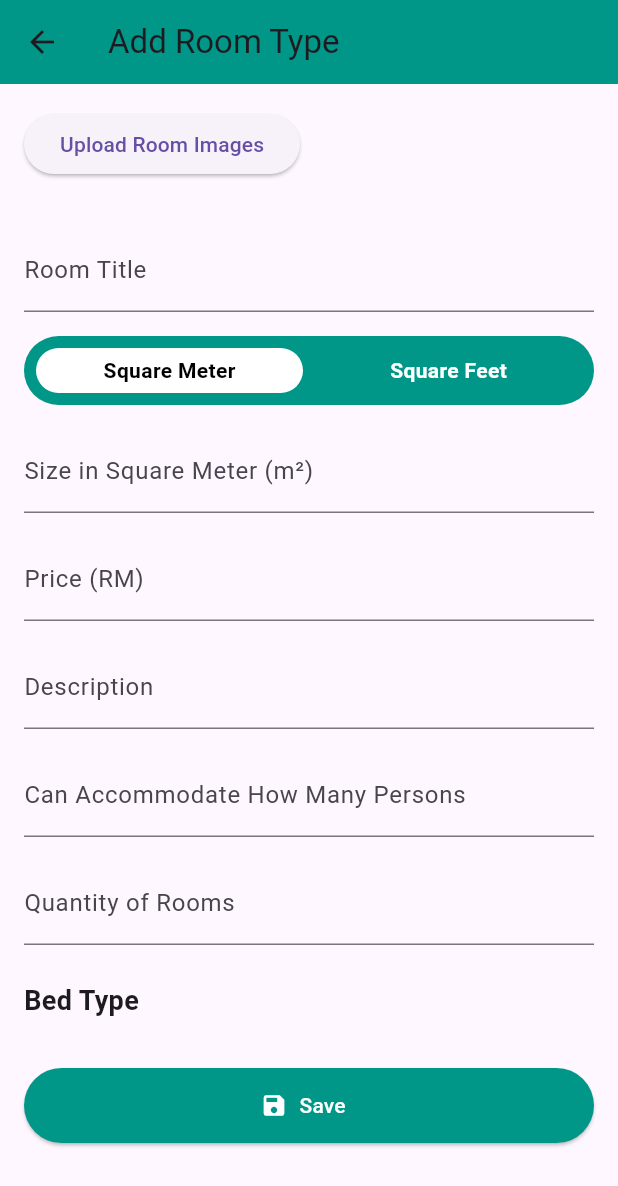
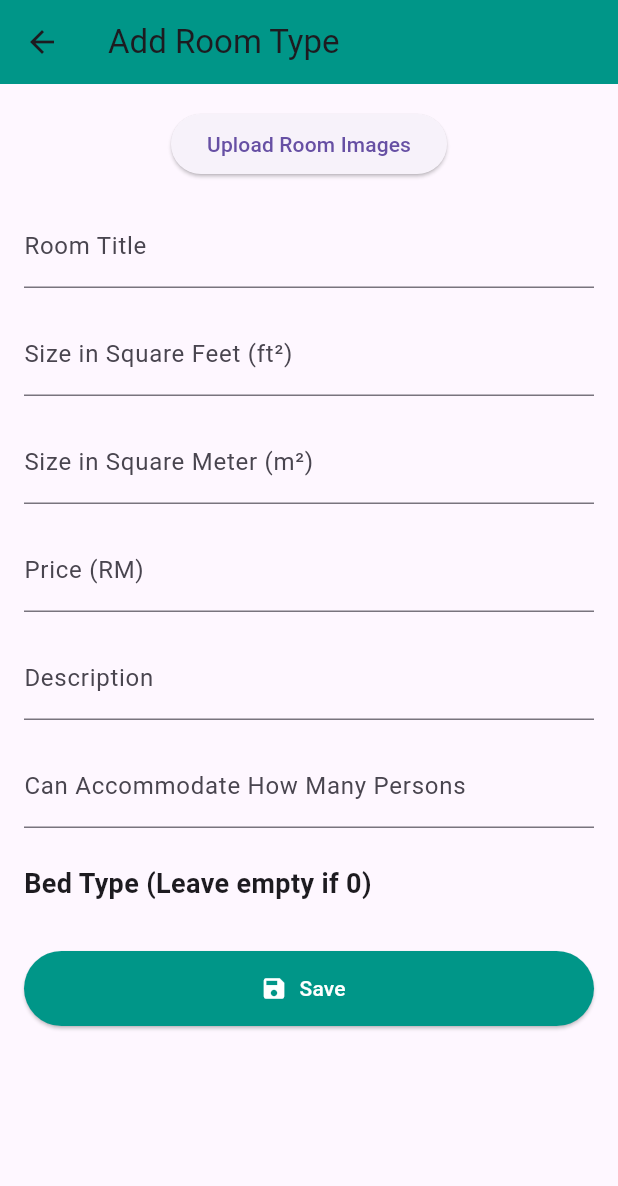
Before and after one commit to hongkkkjjj/hotel_booking_management_system, a Flutter app: the AddRoomTypeScreen screen opened by its route, after a tap on "Save", on a phone screen of 412 x 824 dp. Shown: the top 1186 px of the screen. Run offline on Flutter 3.47's test engine with Material 3 defaults, Android fonts, the phone set to English and light mode, and no system bars; our stand-ins replace auto_size_text, calendar_view, cloud_firestore, firebase_core, firebase_storage, get and 1 more; missing offline and left inert: dart:html; accounts and stored records are empty.

Commit message:
Complete the add room function, able to store data to firestore and store image to firebase storage Update roomType to adopt new design

```diff
--- a/lib/Controller/rooms_controller.dart
+++ b/lib/Controller/rooms_controller.dart
@@ -4,32 +4,68 @@ import 'package:calendar_view/calendar_view.dart';
 import 'package:flutter/foundation.dart';
 import 'package:flutter/material.dart';
 import 'package:get/get.dart';
-import 'package:intl/intl.dart';
+import 'package:image_picker/image_picker.dart';
 
 import '../FirebaseController/firestore_controller.dart';
 import '../Structs/room_data.dart';
 import '../Utils/utils.dart';
 
 class RoomsController extends GetxController {
-  RxBool sizeType = true.obs;
   EventController eventController = EventController();
   List<CalendarEventData> eventList = <CalendarEventData>[].obs;
   List<RoomType> roomList = <RoomType>[].obs;
   List<BedType> bedTypes = <BedType>[].obs;
+  List<XFile> imageList = <XFile>[];
+
+  // Add room
+  final TextEditingController titleController = TextEditingController();
+  final TextEditingController squareFeetController = TextEditingController();
+  final TextEditingController squareMeterController = TextEditingController();
+  final TextEditingController priceController = TextEditingController();
+  final TextEditingController descriptionController = TextEditingController();
+  final TextEditingController guestCapController = TextEditingController();
+  List<TextEditingController> bedCountControllers = [];
+  FocusNode squareMeterFocusNode = FocusNode();
+  FocusNode squareFeetFocusNode = FocusNode();
 
   FirestoreController firestoreController = FirestoreController();
 
   @override
   void onInit() {
     super.onInit();
-    getBedData();
+    getBedData().then((_) {
+      bedCountControllers = List.generate(
+        bedTypes.length,
+        (index) => TextEditingController(),
+      );
+    });
+
     getRoomData();
+    squareMeterFocusNode.addListener(() {
+      if (!squareMeterFocusNode.hasFocus) {
+        convertToSquareFeet();
+      }
+    });
+    squareFeetFocusNode.addListener(() {
+      if (!squareFeetFocusNode.hasFocus) {
+        convertToSquareMeters();
+      }
+    });
   }
 
-  void getBedData() async {
-    bedTypes = await firestoreController.getBedData();
-    for (var bed in bedTypes) {
-      print('Bed ID: ${bed.id}, Bed Name: ${bed.bedName}');
+  @override
+  void onClose() {
+    squareMeterFocusNode.dispose();
+    squareFeetFocusNode.dispose();
+    super.onClose();
+  }
+
+  Future<void> getBedData() async {
+    try {
+      var fetchedBedTypes = await firestoreController.getBedData();
+      bedTypes.assignAll(fetchedBedTypes); // Assign the fetched data
+    } catch (e) {
+      print("Error fetching bed data: $e");
     }
   }
 
@@ -40,14 +76,12 @@ class RoomsController extends GetxController {
     }
   }
 
-  void updateSizeTypeValue(bool newValue) {
-    sizeType.value = newValue;
-  }
-
   void addCalendarEvent(List<CalendarEventData> list) {
     eventList = list;
     eventController.addAll(list);
   }
+
+  // region Get room data
 
   void addDummyRoomData() {
     if (eventList.isNotEmpty) {
@@ -65,47 +99,61 @@ class RoomsController extends GetxController {
     final List<RoomData> dummyList = List.generate(30, (index) {
       DateTime date = DateTime.now().add(Duration(days: index));
       int roomId = random.nextInt(3) + 1; // Random room ID (1-3)
-      double price = defaultPrices[roomId]! + random.nextInt(20) - 10; // Adjust price randomly
+      double price = defaultPrices[roomId]! +
+          random.nextInt(20) -
+          10; // Adjust price randomly
       return RoomData(roomId, price, date);
     });
 
     groupAndSortRoomData(dummyList, defaultPrices);
   }
 
-  void groupAndSortRoomData(List<RoomData> dummyList, Map<int, double> defaultPrices) {
+  void groupAndSortRoomData(
+      List<RoomData> dummyList, Map<int, double> defaultPrices) {
     final DateTime now = DateTime.now();
     final DateTime today = DateTime(now.year, now.month, now.day);
-    final DateTime maxDate = DateTime.now().add(const Duration(days: 2)); // 2 months from today
+    final DateTime maxDate =
+        DateTime.now().add(const Duration(days: 2)); // 2 months from today
     final Map<DateTime, List<RoomData>> groupedByDate = {};
 
     // Initial grouping by date
     for (var room in dummyList) {
-      groupedByDate.putIfAbsent(DateTime(room.date.year, room.date.month, room.date.day), () => []).add(room);
+      groupedByDate
+          .putIfAbsent(DateTime(room.date.year, room.date.month, room.date.day),
+              () => [])
+          .add(room);
     }
 
     List<CalendarEventData> eventList = [];
 
-    for (DateTime date = today; date.isBefore(maxDate); date = date.add(const Duration(days: 1))) {
+    for (DateTime date = today;
+        date.isBefore(maxDate);
+        date = date.add(const Duration(days: 1))) {
       DateTime startTime = DateTime(date.year, date.month, date.day);
       DateTime endTime = DateTime(date.year, date.month, date.day, 23, 59, 59);
 
       for (var roomId = 1; roomId <= 3; roomId++) {
         var roomDataForDateAndId = groupedByDate[date]!.firstWhere(
-              (room) => room.id == roomId,
+          (room) => room.id == roomId,
           orElse: () => RoomData(roomId, defaultPrices[roomId]!, date),
         );
 
         eventList.add(CalendarEventData(
           date: date,
-          startTime: startTime, // Start of the day
-          endTime: endTime, // End of the day (23:59:59)
+          startTime: startTime,
+          // Start of the day
+          endTime: endTime,
+          // End of the day (23:59:59)
           event: roomDataForDateAndId.id.toString(),
           title: roomDataForDateAndId.price.toInt().toString(),
         ));
       }
     }
 
-    eventList.forEach((event) => print("Date: ${event.date}, ID: ${event.event}, Price: ${event.title}"));
+    for (var event in eventList) {
+      print(
+        "Date: ${event.date}, ID: ${event.event}, Price: ${event.title}");
+    }
     print('event count ${eventList.length}');
     addCalendarEvent(eventList);
   }
@@ -116,13 +164,111 @@ class RoomsController extends GetxController {
     }).toList();
   }
 
+  // endregion
+
+  // region Add new room
+
+  void createNewRoom(BuildContext context) async {
+    var id = roomList.length.toString();
+    List<BedData> bedsList = [];
+    for (int i = 0; i < bedTypes.length; i++) {
+      String text = bedCountControllers[i].text;
+      if (text.isNotEmpty && text != '0') {
+        int count = int.tryParse(text) ?? 0;
+        bedsList.add(BedData(bedTypes[i].bedName, count));
+      }
+    }
+
+    var room = RoomType(
+      id,
+      titleController.text,
+      imageList.length,
+      int.parse(squareFeetController.text),
+      int.parse(squareMeterController.text),
+      descriptionController.text,
+      int.parse(guestCapController.text),
+      bedsList,
+      int.parse(priceController.text),
+    );
+
+    var result = await firestoreController.addRoomData(room, imageList);
+
+    if (result) {
+      clearEditingController();
+      _showUploadDialog(context, '', 'Successfully add new room');
+      getRoomData();
+    } else {
+      _showUploadDialog(context, '', 'Something wrong is happened. Please try again.');
+    }
+  }
+
+  void clearEditingController()
+  {
+    imageList = [];
+    titleController.text = '';
+    squareFeetController.text = '';
+    squareMeterController.text = '';
+    descriptionController.text = '';
+    guestCapController.text = '';
+    priceController.text = '';
+  }
+
+  void _showUploadDialog(BuildContext context, String title, String content) {
+    showDialog(
+      context: context,
+      builder: (BuildContext context) {
+        return AlertDialog(
+          title: Text(title),
+          content: Text(content),
+          actions: <Widget>[
+            TextButton(
+              child: const Text('OK'),
+              onPressed: () {
+                Navigator.of(context).pop();
+              },
+            ),
+          ],
+        );
+      },
+    );
+  }
+
+  // endregion
+
   bool isSameDay(DateTime date1, DateTime date2) {
-    return date1.year == date2.year && date1.month == date2.month && date1.day == date2.day;
+    return date1.year == date2.year &&
+        date1.month == date2.month &&
+        date1.day == date2.day;
   }
+
+  // region Conversion
+
+  void convertToSquareFeet() {
+    if (squareMeterController.text.isNotEmpty) {
+      double meters = double.parse(squareMeterController.text);
+      int feet = (meters * 10.7639).round();
+      if (squareFeetController.text != feet.toString()) {
+        squareFeetController.text = feet.toString();
+      }
+    }
+  }
+
+  void convertToSquareMeters() {
+    if (squareFeetController.text.isNotEmpty) {
+      double feet = double.parse(squareFeetController.text);
+      int meters = (feet * 0.092903).round();
+      if (squareMeterController.text != meters.toString()) {
+        squareMeterController.text = meters.toString();
+      }
+    }
+  }
+
+  // endregion
+
+  // region Dialog
 
   void showAdjustRoomPriceDialog(
       List<CalendarEventData<Object?>> events, DateTime selectedDate) {
-
     if (events.isEmpty) {
       return;
     }
@@ -296,8 +442,9 @@ class RoomsController extends GetxController {
       ),
     );
   }
+
+// endregion
 }
-
 
 // The home screen I not yet done, but the concept is
 // * Home Screen (Normal user)
--- a/lib/Screen/add_room_type_widget.dart
+++ b/lib/Screen/add_room_type_widget.dart
@@ -1,7 +1,6 @@
 import 'package:flutter/material.dart';
 import 'package:get/get.dart';
 import 'package:hotel_booking_management_system/Controller/rooms_controller.dart';
-import 'package:hotel_booking_management_system/Widget/label_switch.dart';
 import 'package:image_picker/image_picker.dart';
 
 import '../Widget/custom_elevated_button.dart';
@@ -19,6 +18,7 @@ class AddRoomTypeScreen extends StatelessWidget {
 
     try {
       resultList = await picker.pickMultiImage();
+      roomsController.imageList = resultList;
     } on Exception catch (e) {
       print(e.toString());
     }
@@ -37,77 +37,58 @@ class AddRoomTypeScreen extends StatelessWidget {
           child: Column(
             crossAxisAlignment: CrossAxisAlignment.start,
             children: [
-              ElevatedButton(
-                onPressed: loadAssets,
-                child: const Text('Upload Room Images'),
+              Center(
+                child: ElevatedButton(
+                  onPressed: loadAssets,
+                  child: const Text('Upload Room Images'),
+                ),
               ),
-              const SizedBox(height: 16.0),
-              // Obx(() {
-              //   // Display selected images
-              //   // return Wrap(
-              //   //   spacing: 8.0,
-              //   //   runSpacing: 8.0,
-              //   //   children: addRoomTypeController.images.map((Asset asset) {
-              //   //     return Container(
-              //   //       height: 100.0,
-              //   //       width: 100.0,
-              //   //       decoration: BoxDecoration(
-              //   //         color: Colors.grey[200],
-              //   //         borderRadius: BorderRadius.circular(8.0),
-              //   //       ),
-              //   //       child: AssetThumb(
-              //   //         asset: asset,
-              //   //         width: 100,
-              //   //         height: 100,
-              //   //       ),
-              //   //     );
-              //   //   }).toList(),
-              //   // );
-              //   return ColoredBox(color: Colors.amber);
-              // }),
+
               const SizedBox(height: 16.0),
               const TextField(
                 decoration: InputDecoration(labelText: 'Room Title'),
               ),
               const SizedBox(height: 16.0),
-              LabelSwitch(
-                firstLabel: 'Square Meter',
-                secondLabel: 'Square Feet',
-                roomsController: roomsController,
+              TextField(
+                keyboardType: TextInputType.number,
+                controller: roomsController.squareFeetController,
+                decoration: const InputDecoration(
+                  labelText: 'Size in Square Feet (ft\u00b2)',
+                ),
+                focusNode: roomsController.squareFeetFocusNode,
+                onEditingComplete: roomsController.convertToSquareMeters,
               ),
               const SizedBox(height: 16.0),
-              Obx(() {
-                return TextField(
-                  keyboardType: TextInputType.number,
-                  decoration: InputDecoration(
-                    labelText:
-                        'Size in ${roomsController.sizeType.value ? 'Square Meter (m\u00b2)' : 'Square Feet (ft\u00b2)'}',
-                  ),
-                );
-              }),
-              const SizedBox(height: 16.0),
-              const TextField(
+              TextField(
                 keyboardType: TextInputType.number,
-                decoration: InputDecoration(labelText: 'Price (RM)'),
+                controller: roomsController.squareMeterController,
+                decoration: const InputDecoration(
+                  labelText: 'Size in Square Meter (m\u00b2)',
+                ),
+                focusNode: roomsController.squareMeterFocusNode,
+                onEditingComplete: roomsController.convertToSquareFeet,
               ),
               const SizedBox(height: 16.0),
-              const TextField(
-                decoration: InputDecoration(labelText: 'Description'),
+              TextField(
+                keyboardType: TextInputType.number,
+                controller: roomsController.priceController,
+                decoration: const InputDecoration(labelText: 'Price (RM)'),
               ),
               const SizedBox(height: 16.0),
-              const TextField(
-                keyboardType: TextInputType.number,
-                decoration: InputDecoration(
-                    labelText: 'Can Accommodate How Many Persons'),
+              TextField(
+                controller: roomsController.descriptionController,
+                decoration: const InputDecoration(labelText: 'Description'),
               ),
               const SizedBox(height: 16.0),
-              const TextField(
+              TextField(
                 keyboardType: TextInputType.number,
-                decoration: InputDecoration(labelText: 'Quantity of Rooms'),
+                controller: roomsController.guestCapController,
+                decoration: const InputDecoration(
+                    labelText: 'Can Accommodate How Many Persons'),
               ),
               const SizedBox(height: 24.0),
               const Text(
-                'Bed Type',
+                'Bed Type (Leave empty if 0)',
                 style: TextStyle(
                   fontWeight: FontWeight.bold,
                   fontSize: 18,
@@ -115,19 +96,23 @@ class AddRoomTypeScreen extends StatelessWidget {
               ),
               const SizedBox(height: 8.0),
               // Input fields for bed count for each bed type
-              for (var bedType in roomsController.bedTypes)
-                TextField(
+              ...List.generate(roomsController.bedTypes.length, (index) {
+                var bedType = roomsController.bedTypes[index];
+                return TextField(
                   keyboardType: TextInputType.number,
+                  controller: roomsController.bedCountControllers[index],
                   decoration: InputDecoration(
-                      labelText: 'Bed Count for ${bedType.bedName}'),
-                ),
+                    labelText: 'Bed Count for ${bedType.bedName}',
+                  ),
+                );
+              }),
               const SizedBox(height: 24.0),
               CustomElevatedButton(
                 icon: Icons.save,
                 label: 'Save',
                 backgroundColor: Colors.teal,
                 onPressed: () {
-                  // save room and go back
+                  roomsController.createNewRoom(context);
                 },
               ),
               const SizedBox(height: 24.0),
--- a/lib/Screen/login_widget.dart
+++ b/lib/Screen/login_widget.dart
@@ -4,7 +4,6 @@ import 'package:hotel_booking_management_system/Widget/custom_elevated_button.da
 import '../Constant/app_const.dart';
 import '../Constant/app_route.dart';
 import '../Controller/login_controller.dart';
-import 'register_widget.dart';
 
 class LoginWidget extends StatelessWidget {
   final LoginController loginController = Get.put(LoginController());
--- a/lib/Screen/profile_widget.dart
+++ b/lib/Screen/profile_widget.dart
@@ -1,8 +1,6 @@
 import 'package:flutter/material.dart';
 import 'package:get/get.dart';
 import 'package:hotel_booking_management_system/Constant/app_route.dart';
-import 'package:hotel_booking_management_system/Screen/login_widget.dart';
-import 'package:hotel_booking_management_system/Screen/update_password_widget.dart';
 
 import '../Constant/app_const.dart';
 import '../Controller/profile_controller.dart';
--- a/lib/Screen/rooms_widget.dart
+++ b/lib/Screen/rooms_widget.dart
@@ -1,9 +1,6 @@
-import 'package:calendar_view/calendar_view.dart';
 import 'package:flutter/material.dart';
 import 'package:get/get.dart';
 import 'package:hotel_booking_management_system/Constant/app_route.dart';
-import 'package:hotel_booking_management_system/Screen/add_room_type_widget.dart';
-import 'package:hotel_booking_management_system/Screen/adjust_room_price.dart';
 
 import '../Constant/app_const.dart';
 import '../Controller/rooms_controller.dart';
@@ -31,7 +28,7 @@ class RoomsScreen extends StatelessWidget {
               children: [
                 CustomElevatedButton(
                   icon: Icons.add,
-                  label: 'Add New Room Type',
+                  label: 'Add New Room',
                   backgroundColor: Colors.teal,
                   onPressed: () {
                     Get.toNamed(Routes.addRooms);
--- a/lib/Structs/room_data.dart
+++ b/lib/Structs/room_data.dart
@@ -11,14 +11,27 @@ class RoomType {
   String id;
   String title;
   int imageCount;
-  bool isSquareFeet;
-  double sizeValue;
+  int squareFeet;
+  int squareMeter;
   String description;
   int guestCapacity;
   List<BedData> beds;
-  double price;
+  int price;
 
-  RoomType(this.id, this.title, this.imageCount, this.isSquareFeet, this.sizeValue, this.description, this.guestCapacity, this.beds, this.price);
+  RoomType(this.id, this.title, this.imageCount, this.squareFeet, this.squareMeter, this.description, this.guestCapacity, this.beds, this.price);
+
+  Map<String, dynamic> toMap() {
+    return {
+      'title': title,
+      'description': description,
+      'guest_capacity': guestCapacity,
+      'image_count': imageCount,
+      'square_feet': squareFeet,
+      'square_meter': squareMeter,
+      'price': price,
+      'beds': { for (var bed in beds) bed.bedName : bed.count },
+    };
+  }
 }
 
 class BedType
--- a/lib/Widget/label_switch.dart
+++ b/lib/Widget/label_switch.dart
@@ -23,11 +23,13 @@ class LabelSwitch extends StatefulWidget {
 class LabelSwitchState extends State<LabelSwitch> {
   @override
   Widget build(BuildContext context) {
-    var sizeType = widget.roomsController.sizeType;
+    // var sizeType = widget.roomsController.sizeType;
+    var sizeType = false;
 
     return GestureDetector(
       onTap: () {
-        widget.roomsController.sizeType.toggle();
+        // widget.roomsController.sizeType.toggle();
+        sizeType = !sizeType;
       },
       child: Container(
         width: double.infinity, // Full width
@@ -45,7 +47,7 @@ class LabelSwitchState extends State<LabelSwitch> {
                     height: 30,
                     decoration: BoxDecoration(
                       borderRadius: BorderRadius.circular(30),
-                      color: sizeType.value ? Colors.white : kSecondaryColor,
+                      color: sizeType ? Colors.white : kSecondaryColor,
                     ),
                     child: Center(
                       child: Padding(
@@ -54,7 +56,7 @@ class LabelSwitchState extends State<LabelSwitch> {
                           widget.firstLabel,
                           style: TextStyle(
                             fontWeight: FontWeight.bold,
-                            color: sizeType.value ? Colors.black : Colors.white,
+                            color: sizeType ? Colors.black : Colors.white,
                           ),
                         ),
                       ),
@@ -69,7 +71,7 @@ class LabelSwitchState extends State<LabelSwitch> {
                     height: 30,
                     decoration: BoxDecoration(
                       borderRadius: BorderRadius.circular(30),
-                      color: sizeType.value ? kSecondaryColor : Colors.white,
+                      color: sizeType ? kSecondaryColor : Colors.white,
                     ),
                     child: Center(
                       child: Padding(
@@ -78,7 +80,7 @@ class LabelSwitchState extends State<LabelSwitch> {
                           widget.secondLabel,
                           style: TextStyle(
                             fontWeight: FontWeight.bold,
-                            color: sizeType.value ? Colors.white : Colors.black,
+                            color: sizeType ? Colors.white : Colors.black,
                           ),
                         ),
                       ),
--- a/pubspec.yaml
+++ b/pubspec.yaml
@@ -43,6 +43,8 @@ dependencies:
   calendar_view: ^1.0.4
   auto_size_text: ^3.0.0
   path_provider: ^2.1.1
+  firebase_storage: ^11.5.6
+  image_picker_for_web: ^3.0.1
 
 dev_dependencies:
   flutter_test:
```
Also changed, not shown: lib/FirebaseController/firestore_controller.dart (+21 -4 lines), lib/FirebaseController/storage_controller.dart (added, +51 -0 lines), pubspec.lock.
